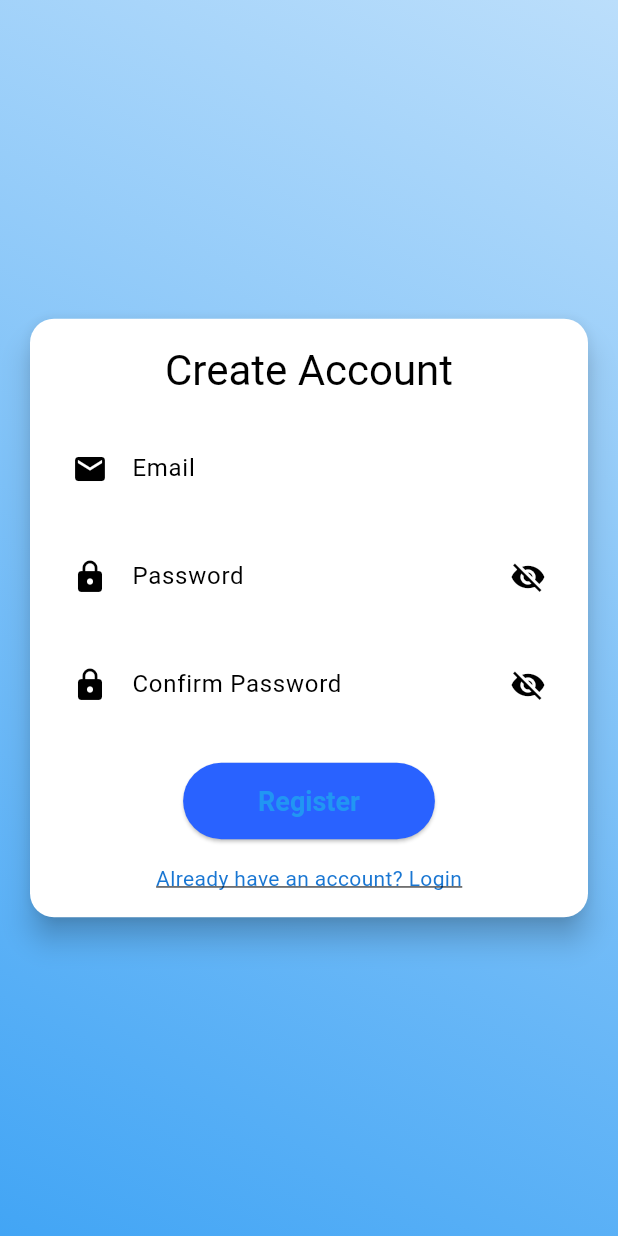
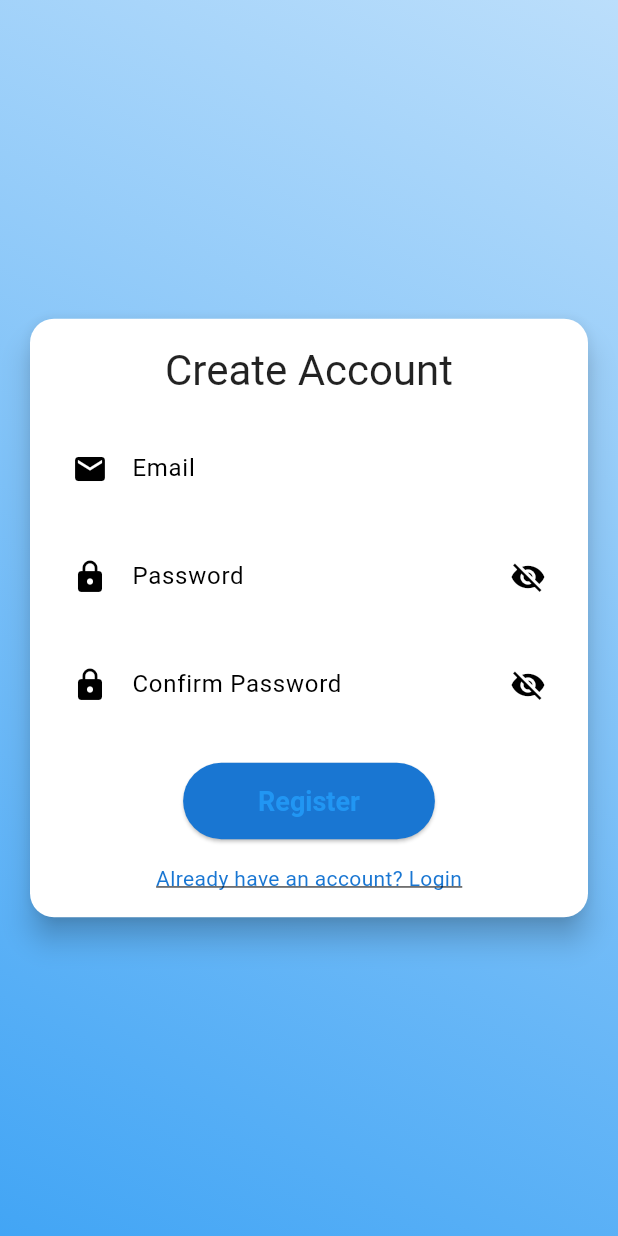
Before and after one commit to Piyu-Pika/my_notes_app, a Flutter app: the screen it shows after launch, on a phone screen of 412 x 824 dp. Run offline on Flutter 3.47's test engine with Material 3 defaults, Android fonts, the phone set to English and light mode, and no system bars; our stand-ins replace cloud_firestore, firebase_auth, firebase_core, flutter_gemini, shared_preferences; accounts and stored records are empty.

Commit message:
first_time_fix

```diff
--- a/lib/Screens/SignUpPage.dart
+++ b/lib/Screens/SignUpPage.dart
@@ -2,10 +2,15 @@ import 'package:flutter/material.dart';
 import 'package:firebase_auth/firebase_auth.dart';
 import 'package:cloud_firestore/cloud_firestore.dart';
 import 'package:my_notes_app/Screens/LoginPage.dart';
-import 'package:my_notes_app/Screens/NotesScreen.dart'; // Assuming this is where you navigate after signup
+import 'package:my_notes_app/Screens/NotesScreen.dart';
 
 class Homescreen extends StatefulWidget {
-  const Homescreen({Key? key}) : super(key: key);
+  final Function toggleTheme;
+  final bool isDarkMode;
+
+  const Homescreen(
+      {Key? key, required this.toggleTheme, required this.isDarkMode})
+      : super(key: key);
 
   @override
   State<Homescreen> createState() => _HomescreenState();
@@ -37,7 +42,6 @@ class _HomescreenState extends State<Homescreen> {
 7. Chat: In note details, use the chat button to interact with your note content.
 8. Ai Title: Use the ✨ button to generate the title.
 
-
 Feel free to delete this note once you're familiar with the app. Happy note-taking!''',
       'timestamp': FieldValue.serverTimestamp(),
       'color': 0xFFFFF176, // Light yellow color
@@ -66,13 +70,12 @@ Feel free to delete this note once you're familiar with the app. Happy note-taki
           SnackBar(content: Text('Registration successful')),
         );
 
-        // Navigate to NotesScreen after successful registration
         Navigator.pushReplacement(
           context,
           MaterialPageRoute(
             builder: (context) => NotesScreen(
-              toggleTheme: () {}, // You'll need to implement this
-              isDarkMode: false, // You'll need to implement this
+              toggleTheme: widget.toggleTheme,
+              isDarkMode: widget.isDarkMode,
             ),
           ),
         );
@@ -92,7 +95,9 @@ Feel free to delete this note once you're familiar with the app. Happy note-taki
           gradient: LinearGradient(
             begin: Alignment.topRight,
             end: Alignment.bottomLeft,
-            colors: [Colors.blue[100]!, Colors.blue[400]!],
+            colors: widget.isDarkMode
+                ? [Colors.grey[800]!, Colors.grey[600]!]
+                : [Colors.blue[100]!, Colors.blue[400]!],
           ),
         ),
         child: SafeArea(
@@ -105,6 +110,7 @@ Feel free to delete this note once you're familiar with the app. Happy note-taki
                   shape: RoundedRectangleBorder(
                     borderRadius: BorderRadius.circular(16),
                   ),
+                  color: widget.isDarkMode ? Colors.grey[850] : Colors.white,
                   child: Padding(
                     padding: const EdgeInsets.all(16.0),
                     child: Form(
@@ -114,7 +120,14 @@ Feel free to delete this note once you're familiar with the app. Happy note-taki
                         children: [
                           Text(
                             'Create Account',
-                            style: Theme.of(context).textTheme.headlineMedium,
+                            style: Theme.of(context)
+                                .textTheme
+                                .headlineMedium!
+                                .copyWith(
+                                  color: widget.isDarkMode
+                                      ? Colors.white
+                                      : Colors.black87,
+                                ),
                           ),
                           SizedBox(height: 20),
                           TextFormField(
@@ -124,12 +137,7 @@ Feel free to delete this note once you're familiar with the app. Happy note-taki
                               prefixIcon: Icon(Icons.email),
                               border: OutlineInputBorder(
                                 borderRadius: BorderRadius.circular(12),
-                                borderSide: BorderSide(
-                                  color: Theme.of(context).brightness ==
-                                          Brightness.dark
-                                      ? Colors.white
-                                      : Colors.black,
-                                ),
+                                borderSide: BorderSide(),
                               ),
                             ),
                             validator: (value) {
@@ -159,12 +167,7 @@ Feel free to delete this note once you're familiar with the app. Happy note-taki
                               ),
                               border: OutlineInputBorder(
                                 borderRadius: BorderRadius.circular(12),
-                                borderSide: BorderSide(
-                                  color: Theme.of(context).brightness ==
-                                          Brightness.dark
-                                      ? Colors.white
-                                      : Colors.black,
-                                ),
+                                borderSide: BorderSide(),
                               ),
                             ),
                             obscureText: _obscurePassword,
@@ -199,12 +202,6 @@ Feel free to delete this note once you're familiar with the app. Happy note-taki
                               ),
                               border: OutlineInputBorder(
                                 borderRadius: BorderRadius.circular(12),
-                                borderSide: BorderSide(
-                                  color: Theme.of(context).brightness ==
-                                          Brightness.dark
-                                      ? Colors.white
-                                      : Colors.black,
-                                ),
                               ),
                             ),
                             obscureText: _obscureConfirmPassword,
@@ -223,7 +220,9 @@ Feel free to delete this note once you're familiar with the app. Happy note-taki
                             onPressed: _register,
                             child: Text('Register'),
                             style: ElevatedButton.styleFrom(
-                              backgroundColor: Colors.blueAccent[700],
+                              backgroundColor: widget.isDarkMode
+                                  ? Colors.blueAccent[700]
+                                  : Colors.blue[700],
                               padding: EdgeInsets.symmetric(
                                   horizontal: 50, vertical: 15),
                               textStyle: TextStyle(
@@ -249,13 +248,19 @@ Feel free to delete this note once you're familiar with the app. Happy note-taki
                               Navigator.pushReplacement(
                                 context,
                                 MaterialPageRoute(
-                                    builder: (context) => LoginPage()),
+                                  builder: (context) => LoginPage(
+                                    toggleTheme: widget.toggleTheme,
+                                    isDarkMode: widget.isDarkMode,
+                                  ),
+                                ),
                               );
                             },
                             child: Text(
                               'Already have an account? Login',
                               style: TextStyle(
-                                color: Colors.blue[700],
+                                color: widget.isDarkMode
+                                    ? Colors.blue[300]
+                                    : Colors.blue[700],
                                 decoration: TextDecoration.underline,
                               ),
                             ),
--- a/lib/main.dart
+++ b/lib/main.dart
@@ -31,6 +31,7 @@ class _MyAppState extends State<MyApp> {
 
   void _loadTheme() async {
     SharedPreferences prefs = await SharedPreferences.getInstance();
+    print("theme_mode ${prefs.getBool(THEME_KEY)}");
     setState(() {
       _isDarkMode = prefs.getBool(THEME_KEY) ?? false;
     });
@@ -39,8 +40,8 @@ class _MyAppState extends State<MyApp> {
   void toggleTheme() async {
     SharedPreferences prefs = await SharedPreferences.getInstance();
     setState(() {
+      prefs.setBool(THEME_KEY, _isDarkMode);
       _isDarkMode = !_isDarkMode;
-      prefs.setBool(THEME_KEY, _isDarkMode);
     });
   }
 
@@ -136,7 +137,7 @@ class AuthWrapper extends StatelessWidget {
         if (snapshot.connectionState == ConnectionState.active) {
           User? user = snapshot.data;
           if (user == null) {
-            return Homescreen();
+            return Homescreen(toggleTheme: toggleTheme, isDarkMode: isDarkMode);
           }
 
           return NotesScreen(toggleTheme: toggleTheme, isDarkMode: isDarkMode);
```
Also changed, not shown: lib/Screens/LoginPage.dart (+19 -15 lines).
